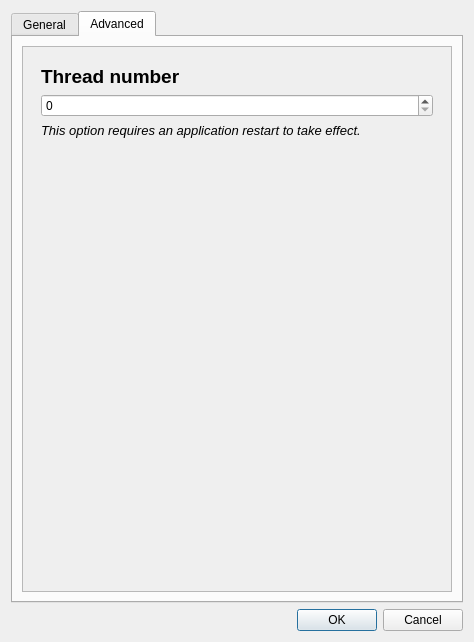
Docheinstein/music-dragon, file res/ui/preferenceswindow.ui: the form before one commit.
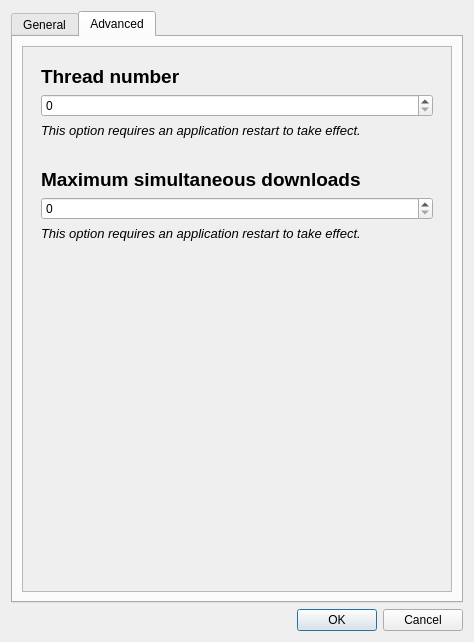
The form after the commit. Icons and pictures are not drawn. Custom widgets are drawn as their Qt base class.

Commit message: Implement cancel download (only for queued but not in download yet, since ytdl does not provide a clean method to stop a download AFAIK)

What changed in the file:
```diff
--- a/res/ui/preferenceswindow.ui
+++ b/res/ui/preferenceswindow.ui
@@ -278,7 +278,38 @@
            </item>
            <item>
             <widget class="QWidget" name="widget_4" native="true">
-             <layout class="QVBoxLayout" name="verticalLayout_10"/>
+             <layout class="QVBoxLayout" name="verticalLayout_10">
+              <item>
+               <widget class="QLabel" name="label_8">
+                <property name="font">
+                 <font>
+                  <pointsize>14</pointsize>
+                  <weight>75</weight>
+                  <bold>true</bold>
+                 </font>
+                </property>
+                <property name="text">
+                 <string>Maximum simultaneous downloads</string>
+                </property>
+               </widget>
+              </item>
+              <item>
+               <widget class="QSpinBox" name="maxSimultaneousDownloads"/>
+              </item>
+              <item>
+               <widget class="QLabel" name="label_7">
+                <property name="font">
+                 <font>
+                  <pointsize>10</pointsize>
+                  <italic>true</italic>
+                 </font>
+                </property>
+                <property name="text">
+                 <string>This option requires an application restart to take effect.</string>
+                </property>
+               </widget>
+              </item>
+             </layout>
             </widget>
            </item>
            <item>
```
Left out of the diff: 4 changed lines with no effect on the pictures. The commit also changes 13 other files.
